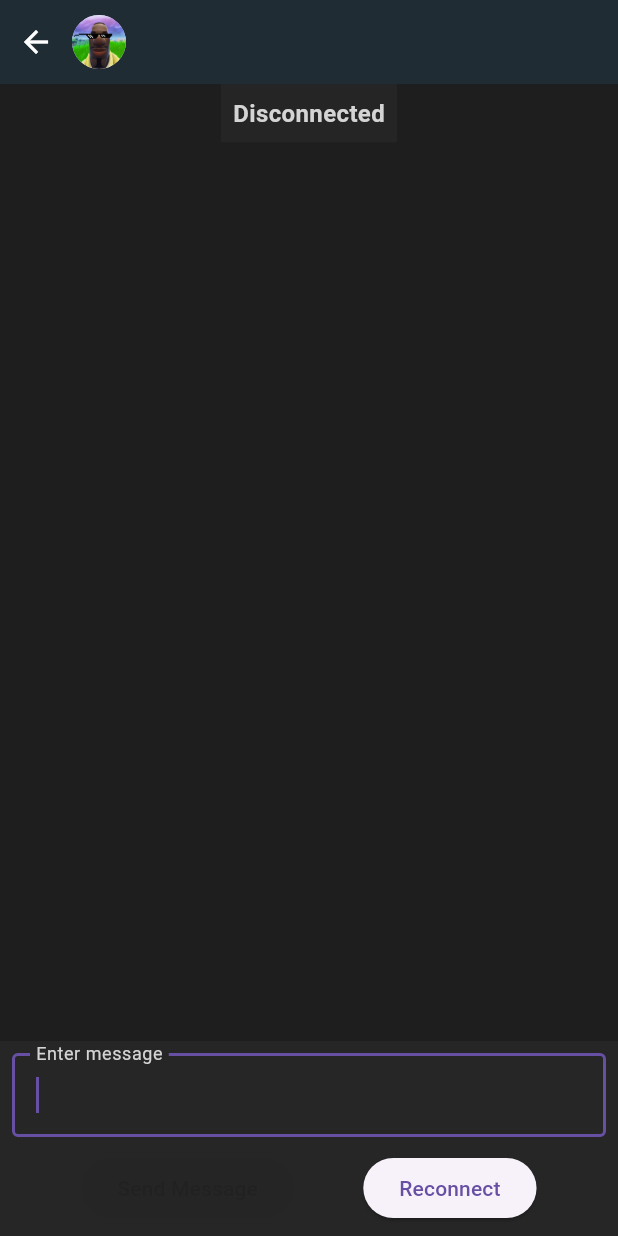
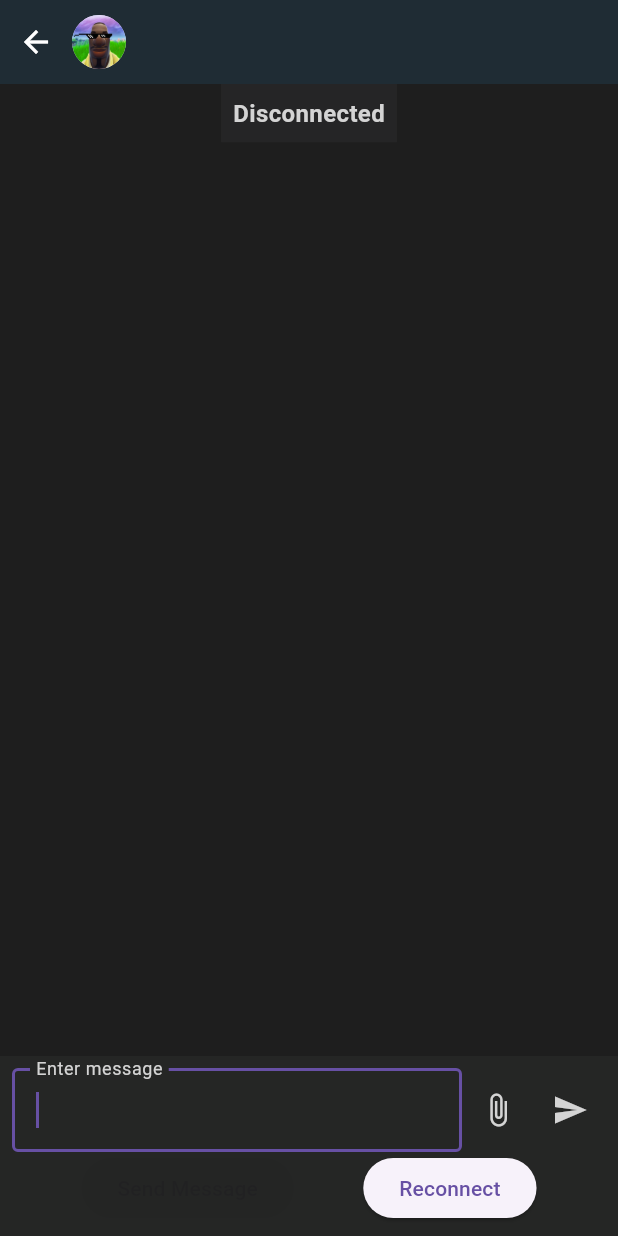
Before and after one commit to prof-ber/UC13-chat, a Flutter app: the ChatScreen screen opened directly with empty values, on a phone screen of 412 x 824 dp. Run offline on Flutter 3.47's test engine with Material 3 defaults, Android fonts, the phone set to English and light mode, and no system bars; our stand-ins replace file_picker, flutter_image_compress, flutter_mobx, image_picker, mobx, shared_preferences and 1 more; missing offline and left inert: file_selector, video_compress; accounts and stored records are empty; network calls fail.

Commit message:
Add upload and send message buttons, upload is a stub

```diff
--- a/uc13_chat/lib/components/chat_screen.dart
+++ b/uc13_chat/lib/components/chat_screen.dart
@@ -285,7 +285,10 @@ class ChatScreenState extends State<ChatScreen> with WidgetsBindingObserver {
             color: const Color.fromARGB(255, 37, 38, 37),
             child: Column(
               children: [
-                TextField(
+                Row(
+                  children: [
+                    Expanded(
+                      child: TextField(
                         focusNode: _messageFocusNode,
                         controller: _controller,
                         decoration: InputDecoration(
@@ -297,7 +300,18 @@ class ChatScreenState extends State<ChatScreen> with WidgetsBindingObserver {
                         onSubmitted: (_) => _sendMessage(),
                         textInputAction: TextInputAction.send,
                       ),
-                const SizedBox(height: 10),
+                    ),
+                    IconButton(
+                      icon: Icon(Icons.attach_file, color: Color(0xFFd4d4d4)),
+                      //TODO implementar a função de envio de arquivos
+                      onPressed: () => null,
+                    ),
+                    IconButton(
+                      icon: Icon(Icons.send, color: Color(0xFFd4d4d4)),
+                      onPressed: _sendMessage,
+                    ),
+                  ],
+                ),
                 Row(
                   mainAxisAlignment: MainAxisAlignment.spaceEvenly,
                   children: [
```
Lines whose indentation alone changed are shown as unchanged.
